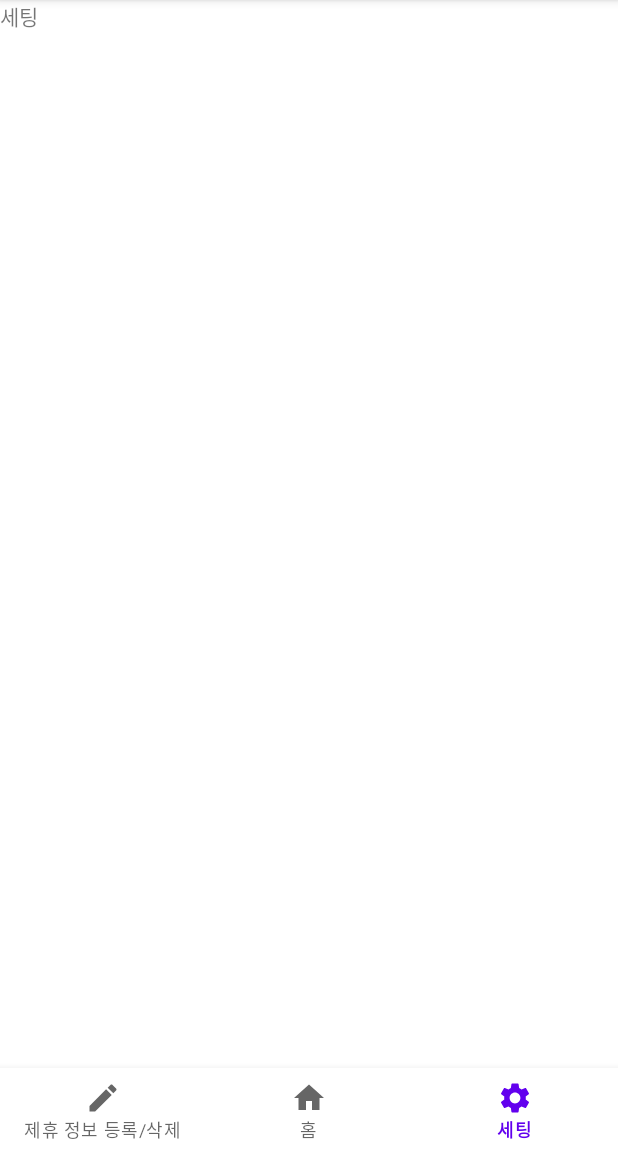
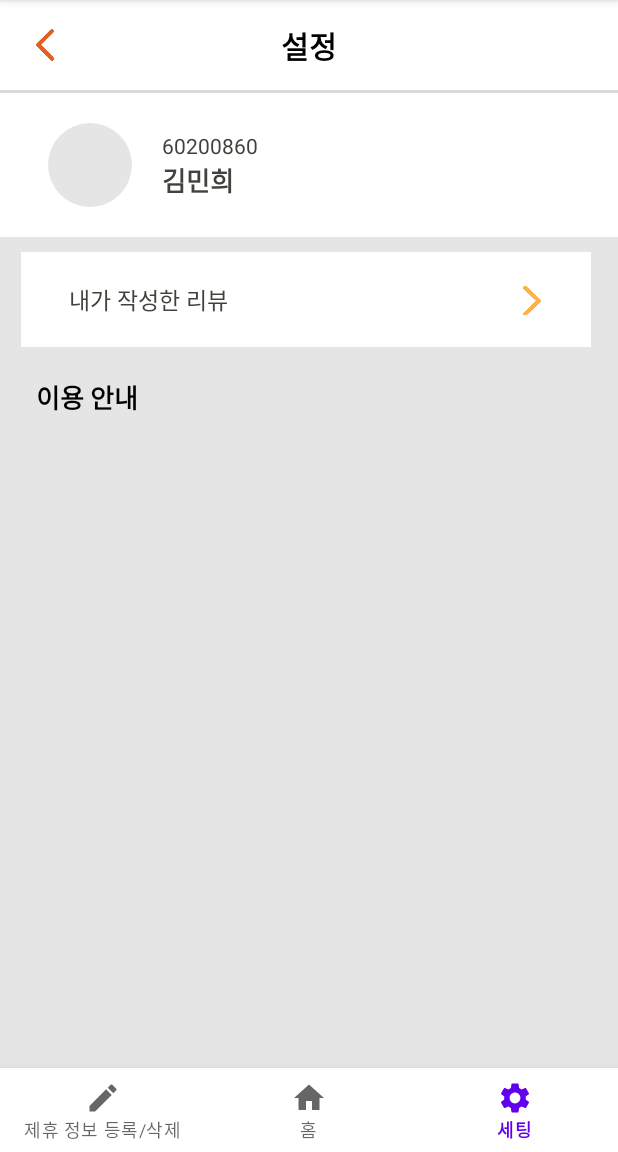
Before and after one commit to MJU-AFFILIATES/affiliates-android, an Android app: the screen it shows after launch (MainActivity), item 3 of the bottom bar chosen, on a phone screen of 412 x 824 dp, the part 84-1236 px from its top. Run offline under Robolectric (Android 15) with nearby library versions, the phone set to English and light mode, and no system bars; our stand-ins replace CircleImageView; libraries missing offline, so code that uses them is left out: net.daum.mf.

Commit message:
[FEAT] setting myreview layout

```diff
--- a/app/build.gradle
+++ b/app/build.gradle
@@ -40,6 +40,7 @@ android {
     buildFeatures {
         viewBinding true
     }
+
 }
 
 dependencies {
@@ -81,4 +82,7 @@ dependencies {
     implementation fileTree(include: ['*.jar'], dir: 'libs')
     implementation files('libs/libDaumMapAndroid.jar')
 
+    // Circle ImageView
+    implementation 'de.hdodenhof:circleimageview:3.1.0'
+
 }
--- a/app/src/main/res/layout/fragment_setting.xml
+++ b/app/src/main/res/layout/fragment_setting.xml
@@ -3,11 +3,134 @@
     xmlns:tools="http://schemas.android.com/tools"
     android:layout_width="match_parent"
     android:layout_height="match_parent"
-    tools:context=".ui.view.SettingFragment">
+    xmlns:app="http://schemas.android.com/apk/res-auto"
+    tools:context=".ui.view.SettingFragment"
+    android:background="@color/background_gray">
+
+    <androidx.constraintlayout.widget.ConstraintLayout
+        android:id="@+id/top_layout"
+        android:layout_width="match_parent"
+        android:layout_height="wrap_content"
+        app:layout_constraintTop_toTopOf="parent"
+        app:layout_constraintStart_toStartOf="parent"
+        app:layout_constraintEnd_toEndOf="parent"
+        android:paddingBottom="20dp"
+        android:background="@color/white">
+
+        <ImageView
+            android:id="@+id/setting_back_iv"
+            android:layout_width="40dp"
+            android:layout_height="40dp"
+            android:src="@drawable/back"
+            android:layout_marginTop="10dp"
+            android:layout_marginStart="10dp"
+            app:layout_constraintTop_toTopOf="parent"
+            app:layout_constraintStart_toStartOf="parent"/>
+
+        <TextView
+            android:id="@+id/setting_title_tv"
+            android:layout_width="wrap_content"
+            android:layout_height="wrap_content"
+            android:text="@string/set_title"
+            android:textColor="@color/black"
+            android:textSize="20sp"
+            android:textStyle="bold"
+            app:layout_constraintTop_toTopOf="@id/setting_back_iv"
+            app:layout_constraintBottom_toBottomOf="@id/setting_back_iv"
+            app:layout_constraintStart_toStartOf="parent"
+            app:layout_constraintEnd_toEndOf="parent"/>
+
+        <View
+            android:id="@+id/setting_view"
+            android:layout_width="match_parent"
+            android:layout_height="2dp"
+            android:background="@color/light_gray"
+            android:layout_marginTop="10dp"
+            app:layout_constraintTop_toBottomOf="@id/setting_back_iv"/>
+
+        <de.hdodenhof.circleimageview.CircleImageView
+            android:id="@+id/setting_profile_iv"
+            android:layout_width="56dp"
+            android:layout_height="56dp"
+            android:src="@color/background_gray"
+            android:layout_marginTop="20dp"
+            android:layout_marginStart="32dp"
+            app:layout_constraintTop_toBottomOf="@id/setting_view"
+            app:layout_constraintStart_toStartOf="parent"/>
+
+        <LinearLayout
+            android:layout_width="wrap_content"
+            android:layout_height="wrap_content"
+            android:layout_marginStart="20dp"
+            android:orientation="vertical"
+            app:layout_constraintTop_toTopOf="@id/setting_profile_iv"
+            app:layout_constraintBottom_toBottomOf="@id/setting_profile_iv"
+            app:layout_constraintStart_toEndOf="@id/setting_profile_iv">
+
+            <TextView
+                android:id="@+id/settig_id"
+                android:layout_width="wrap_content"
+                android:layout_height="wrap_content"
+                android:text="@string/set_id"
+                android:textSize="14sp"
+                android:textColor="@color/dark_gray" />
+
+            <TextView
+                android:id="@+id/setting_name"
+                android:layout_width="wrap_content"
+                android:layout_height="wrap_content"
+                android:text="@string/set_name"
+                android:textSize="17sp"
+                android:textColor="@color/dark_gray"
+                android:textStyle="bold"/>
+
+        </LinearLayout>
+
+    </androidx.constraintlayout.widget.ConstraintLayout>
 
     <TextView
+        android:id="@+id/setting_review_tv"
         android:layout_width="match_parent"
-        android:layout_height="match_parent"
-        android:text="@string/setting" />
+        android:layout_height="wrap_content"
+        android:text="@string/set_myreview"
+        android:textSize="15sp"
+        android:textColor="@color/dark_gray"
+        android:background="@color/white"
+        android:paddingTop="20dp"
+        android:paddingBottom="20dp"
+        android:paddingStart="32dp"
+        app:layout_constraintTop_toBottomOf="@id/top_layout"
+        android:layout_marginTop="10dp"
+        android:layout_marginStart="14dp"
+        android:layout_marginEnd="18dp"/>
+
+    <ImageView
+        android:id="@+id/setting_next_iv"
+        android:layout_width="20dp"
+        android:layout_height="20dp"
+        android:src="@drawable/back_next"
+        android:layout_marginEnd="29dp"
+        app:layout_constraintTop_toTopOf="@id/setting_review_tv"
+        app:layout_constraintBottom_toBottomOf="@id/setting_review_tv"
+        app:layout_constraintEnd_toEndOf="@id/setting_review_tv"/>
+
+    <TextView
+        android:id="@+id/setting_guild_tv"
+        android:layout_width="wrap_content"
+        android:layout_height="wrap_content"
+        android:text="@string/set_guide"
+        android:textColor="@color/black"
+        android:textStyle="bold"
+        android:textSize="17sp"
+        android:layout_marginTop="20dp"
+        android:layout_marginStart="24dp"
+        app:layout_constraintStart_toStartOf="parent"
+        app:layout_constraintTop_toBottomOf="@id/setting_review_tv"/>
+
+
+
+
+
+
 
 </androidx.constraintlayout.widget.ConstraintLayout>
--- a/app/src/main/res/values/colors.xml
+++ b/app/src/main/res/values/colors.xml
@@ -12,6 +12,7 @@
     <color name="dark_gray">#40433B</color>
     <color name="gray">#A0A19D</color>
     <color name="light_gray">#D9D9D9</color>
+    <color name="background_gray">#E5E5E5</color>
     <color name="orange">#FFA52D</color>
     <color name="orange_light">#FFB248</color>
     <color name="orange_dark">#3786C9</color>
--- a/app/src/main/res/values/strings.xml
+++ b/app/src/main/res/values/strings.xml
@@ -4,4 +4,18 @@
     <string name="add_or_delete">제휴 정보 등록/삭제</string>
     <string name="home">홈</string>
     <string name="setting">세팅</string>
+
+<!--    setting-->
+    <string name="set_title">설정</string>
+    <string name="set_id">60200860</string>
+    <string name="set_name">김민희</string>
+    <string name="set_myreview">내가 작성한 리뷰</string>
+    <string name="set_guide">이용 안내</string>
+    <string name="set_notice">공지사항</string>
+    <string name="set_agree">약관 동의</string>
+    <string name="set_way">제휴 등록/삭제 방법</string>
+    <string name="account">계정</string>
+    <string name="logout">로그아웃</string>
+    <string name="withdrawal">회원 탈퇴</string>
+
 </resources>
```
Also changed, not shown: app/src/main/res/drawable/back.png (added), app/src/main/res/drawable/back_next.png (added).
